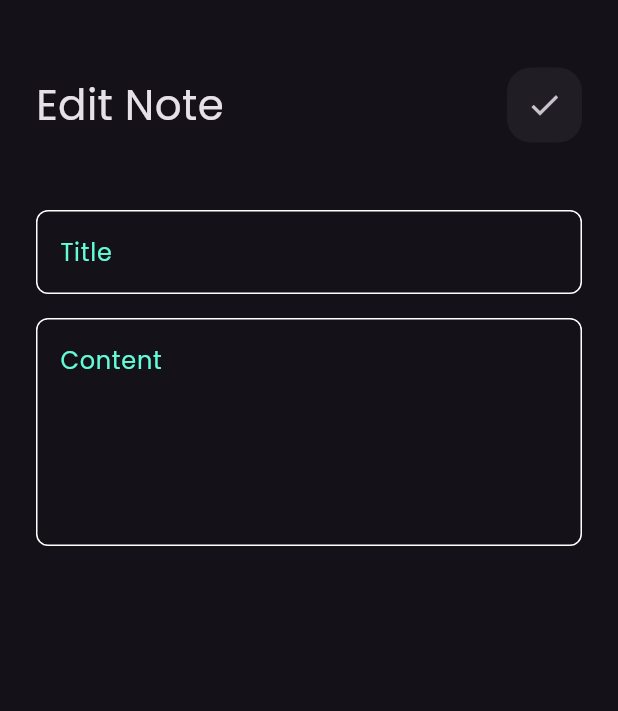
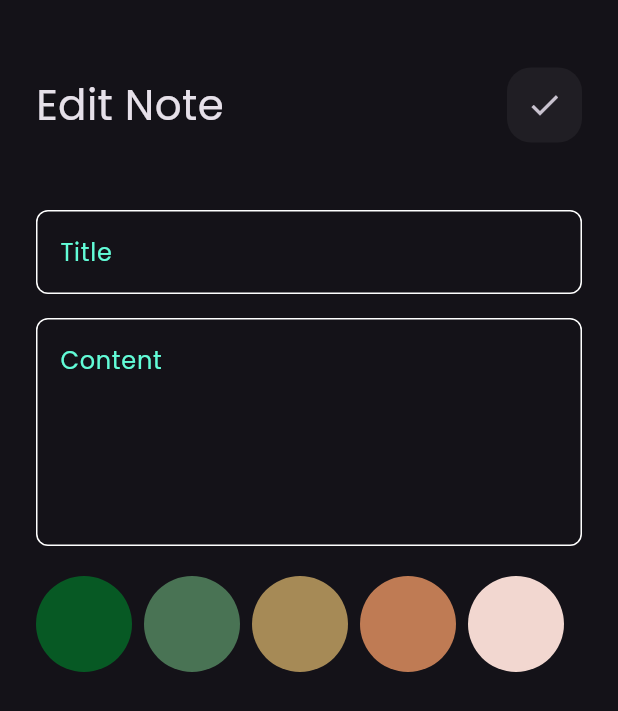
Before and after one commit to a7med287/notes, a Flutter app: the EditNoteView screen opened directly with empty values, on a phone screen of 412 x 824 dp. Shown: the top 711 px of the screen. Run offline on Flutter 3.47's test engine with Material 3 defaults, Android fonts, the phone set to English and light mode, and no system bars; our stand-ins replace flutter_bloc, hive, hive_flutter; accounts and stored records are empty.

Commit message:
add edit colors to edit view and finish the Notes App

```diff
--- /dev/null
+++ b/lib/views/widgets/colors_list_edit_view.dart
@@ -0,0 +1,55 @@
+import 'package:flutter/material.dart';
+
+import '../../models/note_model.dart';
+import 'colors_list.dart';
+class EditNoteColorsListView extends StatefulWidget {
+  const EditNoteColorsListView({super.key, required this.note});
+
+  final NoteModel note;
+  @override
+  State<EditNoteColorsListView> createState() => _EditNoteColorsListView();
+}
+
+class _EditNoteColorsListView extends State<EditNoteColorsListView> {
+  late int currentIndex;
+  List<Color> colors = [
+    Color(0xff075924),
+    Color(0xff497354),
+    Color(0xffA68A56),
+    Color(0xffBF7B54),
+    Color(0xffF2D7D0),
+  ];
+
+  @override
+  void initState() {
+    currentIndex = colors.indexOf(Color(widget.note.color));
+    super.initState();
+  }
+
+  @override
+  Widget build(BuildContext context) {
+    return SizedBox(
+      height: 72,
+      child: ListView.builder(
+        scrollDirection: Axis.horizontal,
+        itemCount: colors.length,
+        itemBuilder: (context, index) {
+          return Padding(
+            padding: const EdgeInsets.only(right: 8.0),
+            child: GestureDetector(
+              onTap: () {
+                currentIndex = index;
+                widget.note.color = colors[index].toARGB32();
+                setState(() {});
+              },
+              child: CustomColorItem(
+                isChecked: currentIndex == index,
+                color: colors[index],
+              ),
+            ),
+          );
+        },
+      ),
+    );
+  }
+}
--- a/lib/views/widgets/custom_button.dart
+++ b/lib/views/widgets/custom_button.dart
@@ -1,6 +1,7 @@
 import 'package:flutter/material.dart';
 
 import '../../constants.dart';
+
 
 class CustomButton extends StatelessWidget {
   const CustomButton({super.key, this.onTap,  this.isLoading = false });
@@ -19,7 +20,7 @@ class CustomButton extends StatelessWidget {
           borderRadius: BorderRadius.circular(8),
         ),
         child: Center(
-          child: isLoading? Container(
+          child: isLoading? SizedBox(
               height: 28,
               width: 28,
               child: CircularProgressIndicator(color: Colors.black,)) : Text(
--- a/lib/views/widgets/edit_note_view_body.dart
+++ b/lib/views/widgets/edit_note_view_body.dart
@@ -4,6 +4,9 @@ import 'package:notes_app/cubits/note_cubit/note_cubit.dart';
 import 'package:notes_app/models/note_model.dart';
 import 'package:notes_app/views/widgets/custom_app_bar.dart';
 import 'package:notes_app/views/widgets/custom_text_field.dart';
+
+import 'colors_list_edit_view.dart';
+
 
 class EditNoteViewBody extends StatefulWidget {
   const EditNoteViewBody({super.key, required this.noteModel});
@@ -46,11 +49,13 @@ class _EditNoteViewBodyState extends State<EditNoteViewBody> {
           CustomTextField(
             hintText: "Content",
             maxLines: 5,
-
             onChanged: (value) {
               subTitle = value;
             },
           ),
+          SizedBox(height: 16),
+
+          EditNoteColorsListView(note: widget.noteModel),
         ],
       ),
     );
```
